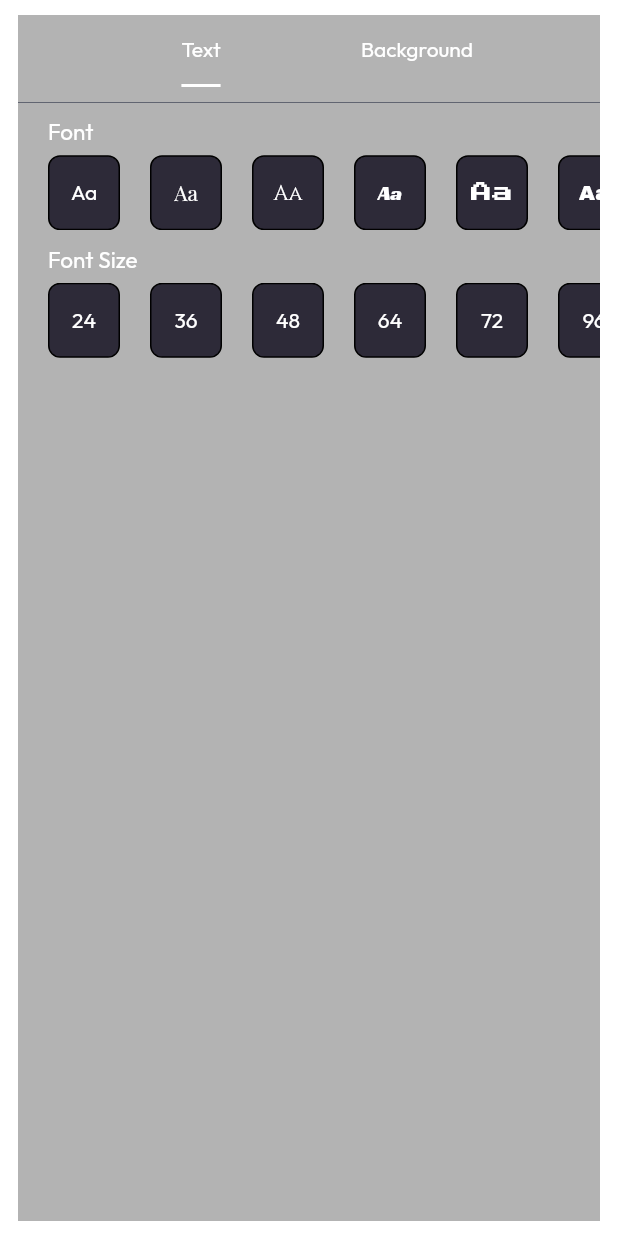
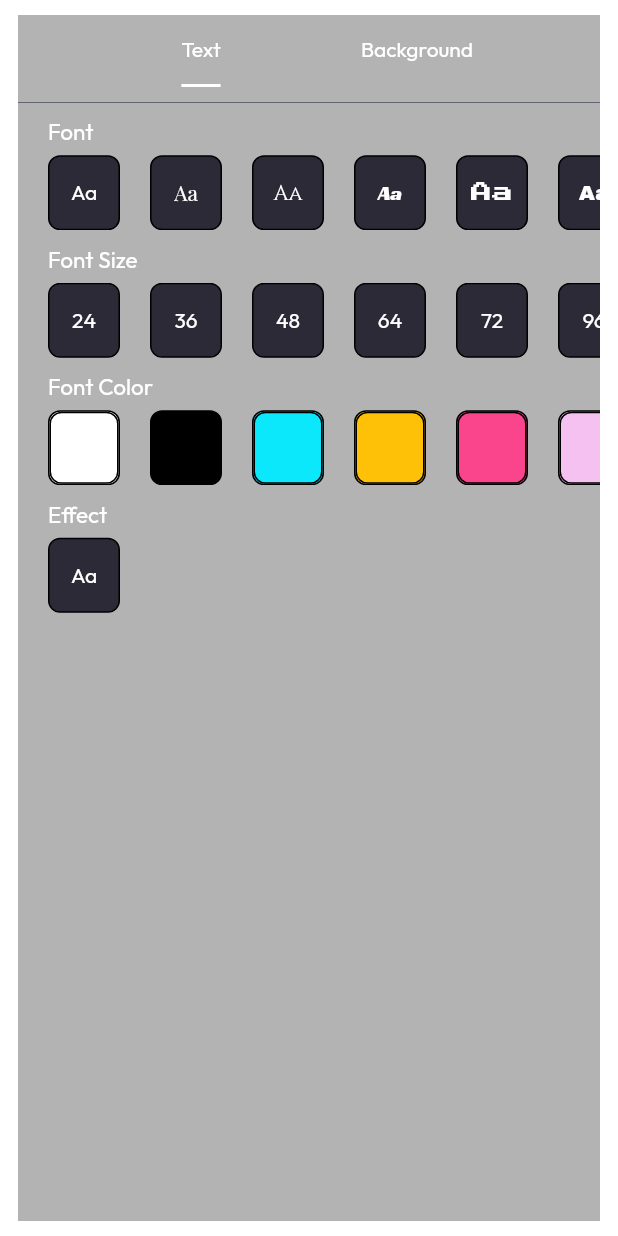
Before and after one commit to BrzhBrzh23/led_banner, a Flutter app: the CustomBottomSheet screen opened directly, on a phone screen of 412 x 824 dp. Run offline on Flutter 3.47's test engine with Material 2 defaults, Android fonts, the light colour scheme and no system bars; our stand-ins replace auto_route, get, google_fonts; project files that could hold a hidden picture were left out.

Commit message:
Added Neon effect Button

```diff
--- a/lib/home/app_home.dart
+++ b/lib/home/app_home.dart
@@ -1,7 +1,6 @@
 import 'package:flutter/material.dart';
 
 import 'package:auto_route/auto_route.dart';
-import 'package:led_banner/home/banner/bottom_sheet_widget.dart';
 import 'package:led_banner/routes/router.gr.dart';
 import 'package:get/get.dart';
 
--- a/lib/home/banner/bottom_sheet_widget.dart
+++ /dev/null
@@ -1,151 +0,0 @@
-import 'package:flutter/material.dart';
-import 'package:get/get.dart';
-import 'package:google_fonts/google_fonts.dart';
-import 'package:led_banner/home/banner/font_button_widget.dart';
-import 'package:led_banner/home/banner/fontsize_button_widget.dart';
-import 'package:led_banner/home/controllers/editor_controller.dart';
-
-class CustomBottomSheet extends StatelessWidget {
-  EditorController editorController = Get.put(EditorController());
-
-
-
-  CustomBottomSheet({
-    Key? key,
-  }) : super(key: key);
-
-  @override
-  Widget build(BuildContext context) {
-
-
-      return Container(
-          color: const Color.fromRGBO(0, 0, 0, 0),
-          height: MediaQuery.of(context).size.height / 2.1,
-          width: MediaQuery.of(context).size.width,
-          child: DefaultTabController(
-            length: 2,
-            child: Padding(
-              padding: const EdgeInsets.symmetric(vertical: 10, horizontal: 12),
-              child: Scaffold(
-                  resizeToAvoidBottomInset: true,
-                  appBar: TabBar(
-                    indicatorColor: Colors.white,
-                    indicatorSize: TabBarIndicatorSize.label,
-                    padding: EdgeInsets.symmetric(horizontal: 50),
-                    tabs: [
-                      Tab(
-                        child: Text(
-                          'Text',
-                          style: GoogleFonts.outfit(color: Colors.white),
-                        ),
-                      ),
-                      Tab(
-                        child: Text(
-                          'Background',
-                          style: GoogleFonts.outfit(color: Colors.white),
-                        ),
-                      ),
-                    ],
-                  ),
-                  backgroundColor: Color.fromRGBO(0, 0, 0, .3),
-                  body: Padding(
-                    padding: const EdgeInsets.only(top: 10),
-                    child: Container(
-                      decoration: const BoxDecoration(
-                          border: Border(
-                              top: BorderSide(
-                                  color: Color.fromRGBO(69, 75, 91, 1),
-                                  width: .5))),
-                      child: TabBarView(
-                        children: <Widget>[
-                          SingleChildScrollView(
-                              child: Column(
-                            children: <Widget>[
-                              Padding(
-                                padding: const EdgeInsets.only(
-                                    left: 20, top: 10, bottom: 6),
-                                child: Align(
-                                    alignment: Alignment.centerLeft,
-                                    child: Text('Font',
-                                        style: GoogleFonts.outfit(
-                                            fontSize: 15,
-                                            color: Colors.white))),
-                              ),
-                              Container(
-                                height: 50,
-                                child: ListView.builder(
-                                  itemCount: fontbuttons.length,
-                                  itemBuilder: ((context, index) =>
-                                      FontButtonTile(
-                                          name: fontbuttons[index].name,
-                                          fontFamily: fontbuttons[index].fontFamily,)),
-                                  scrollDirection: Axis.horizontal,
-                                  shrinkWrap: true,
-                                ),
-                              ),
-                              Padding(
-                                padding: const EdgeInsets.only(
-                                    left: 20, top: 10, bottom: 6),
-                                child: Align(
-                                    alignment: Alignment.centerLeft,
-                                    child: Text('Font Size',
-                                        style: GoogleFonts.outfit(
-                                            fontSize: 15,
-                                            color: Colors.white))),
-                              ),
-                              Container(
-                                height: 50,
-                                child: ListView.builder(
-                                  itemCount: fontSizeButtons.length,
-                                  itemBuilder: ((context, index) =>
-                                        FontSizeButtonTile(
-                                          name: fontSizeButtons[index].name,
-                                          size: fontSizeButtons[index].size,
-                                        )),
-                                  scrollDirection: Axis.horizontal,
-                                  shrinkWrap: true,
-                                ),
-                              ),
-                            ],
-                          )),
-                          Column(
-                            children: <Widget>[
-                              Text(
-                                'the second tab view',
-                                style: TextStyle(fontSize: 24),
-                              ),
-                              SizedBox(height: 26),
-                              Container(
-                                  height: 73,
-                                  width: MediaQuery.of(context).size.width - 24,
-                                  decoration: BoxDecoration(
-                                      borderRadius: BorderRadius.circular(5),
-                                      border: Border.all(
-                                          width: 0.5, color: Colors.redAccent)),
-                                  child: Align(
-                                    alignment: Alignment.center,
-                                    child: TextField(
-                                      maxLength: 30,
-                                      enableInteractiveSelection: false,
-                                      keyboardType: TextInputType.number,
-                                      style: TextStyle(height: 1.6),
-                                      cursorColor: Colors.green[800],
-                                      textAlign: TextAlign.center,
-                                      autofocus: false,
-                                      decoration: InputDecoration(
-                                        border: InputBorder.none,
-                                        hintText: 'Credit',
-                                        counterText: "",
-                                      ),
-                                    ),
-                                  )),
-                            ],
-                          )
-                        ],
-                      ),
-                    ),
-                  )),
-            ),
-          ));
-    }
-  }
--- /dev/null
+++ b/lib/home/banner/widgets/bottom_sheet_widget.dart
@@ -0,0 +1,192 @@
+import 'package:flutter/material.dart';
+import 'package:get/get.dart';
+import 'package:google_fonts/google_fonts.dart';
+import 'package:led_banner/home/banner/widgets/color_button_widget.dart';
+import 'package:led_banner/home/banner/widgets/font_button_widget.dart';
+import 'package:led_banner/home/banner/widgets/fontsize_button_widget.dart';
+import 'package:led_banner/home/banner/widgets/shadows_button_widget.dart';
+import 'package:led_banner/home/controllers/editor_controller.dart';
+
+class CustomBottomSheet extends StatelessWidget {
+  EditorController editorController = Get.put(EditorController());
+
+  CustomBottomSheet({
+    Key? key,
+  }) : super(key: key);
+
+  @override
+  Widget build(BuildContext context) {
+    return Container(
+        color: const Color.fromRGBO(0, 0, 0, 0),
+        height: MediaQuery.of(context).size.height / 2.1,
+        width: MediaQuery.of(context).size.width,
+        child: DefaultTabController(
+          length: 2,
+          child: Padding(
+            padding: const EdgeInsets.symmetric(vertical: 10, horizontal: 12),
+            child: Scaffold(
+                resizeToAvoidBottomInset: true,
+                appBar: TabBar(
+                  indicatorColor: Colors.white,
+                  indicatorSize: TabBarIndicatorSize.label,
+                  padding: EdgeInsets.symmetric(horizontal: 50),
+                  tabs: [
+                    Tab(
+                      child: Text(
+                        'Text',
+                        style: GoogleFonts.outfit(color: Colors.white),
+                      ),
+                    ),
+                    Tab(
+                      child: Text(
+                        'Background',
+                        style: GoogleFonts.outfit(color: Colors.white),
+                      ),
+                    ),
+                  ],
+                ),
+                backgroundColor: Color.fromRGBO(0, 0, 0, .3),
+                body: Padding(
+                  padding: const EdgeInsets.only(top: 10),
+                  child: Container(
+                    decoration: const BoxDecoration(
+                        border: Border(
+                            top: BorderSide(
+                                color: Color.fromRGBO(69, 75, 91, 1),
+                                width: .5))),
+                    child: TabBarView(
+                      children: <Widget>[
+                        SingleChildScrollView(
+                            child: Column(
+                          children: <Widget>[
+                            Padding(
+                              padding: const EdgeInsets.only(
+                                  left: 20, top: 10, bottom: 6),
+                              child: Align(
+                                  alignment: Alignment.centerLeft,
+                                  child: Text('Font',
+                                      style: GoogleFonts.outfit(
+                                          fontSize: 15, color: Colors.white))),
+                            ),
+                            Container(
+                              height: 50,
+                              child: ListView.builder(
+                                itemCount: fontbuttons.length,
+                                itemBuilder: ((context, index) =>
+                                    FontButtonTile(
+                                      name: fontbuttons[index].name,
+                                      fontFamily: fontbuttons[index].fontFamily,
+                                    )),
+                                scrollDirection: Axis.horizontal,
+                                shrinkWrap: true,
+                              ),
+                            ),
+                            Padding(
+                              padding: const EdgeInsets.only(
+                                  left: 20, top: 10, bottom: 6),
+                              child: Align(
+                                  alignment: Alignment.centerLeft,
+                                  child: Text('Font Size',
+                                      style: GoogleFonts.outfit(
+                                          fontSize: 15, color: Colors.white))),
+                            ),
+                            Container(
+                              height: 50,
+                              child: ListView.builder(
+                                itemCount: fontSizeButtons.length,
+                                itemBuilder: ((context, index) =>
+                                    FontSizeButtonTile(
+                                      name: fontSizeButtons[index].name,
+                                      size: fontSizeButtons[index].size,
+                                    )),
+                                scrollDirection: Axis.horizontal,
+                                shrinkWrap: true,
+                              ),
+                            ),
+                            Padding(
+                              padding: const EdgeInsets.only(
+                                  left: 20, top: 10, bottom: 6),
+                              child: Align(
+                                  alignment: Alignment.centerLeft,
+                                  child: Text('Font Color',
+                                      style: GoogleFonts.outfit(
+                                          fontSize: 15, color: Colors.white))),
+                            ),
+                            Container(
+                              height: 50,
+                              child: ListView.builder(
+                                itemCount: colorButtons.length,
+                                itemBuilder: ((context, index) =>
+                                    ColorButtonTile(
+                                      color: colorButtons[index].color,
+                                    )),
+                                scrollDirection: Axis.horizontal,
+                                shrinkWrap: true,
+                              ),
+                            ),
+                            Padding(
+                              padding: const EdgeInsets.only(
+                                  left: 20, top: 10, bottom: 6),
+                              child: Align(
+                                  alignment: Alignment.centerLeft,
+                                  child: Text('Effect',
+                                      style: GoogleFonts.outfit(
+                                          fontSize: 15, color: Colors.white))),
+                            ),
+                            Container(
+                              alignment: Alignment.centerLeft,
+                              height: 50,
+                              child: ListView.builder(
+                                itemCount: shadowButtons.length,
+                                itemBuilder: ((context, index) =>
+                                    ShadowButtonTile(
+                                      shadows: shadowButtons[index].shadows,
+                                      name: shadowButtons[index].name,
+                                    )),
+                                scrollDirection: Axis.horizontal,
+                                shrinkWrap: true,
+                              ),
+                            ),
+                          ],
+                        )),
+                        Column(
+                          children: <Widget>[
+                            Text(
+                              'the second tab view',
+                              style: TextStyle(fontSize: 24),
+                            ),
+                            SizedBox(height: 26),
+                            Container(
+                                height: 73,
+                                width: MediaQuery.of(context).size.width - 24,
+                                decoration: BoxDecoration(
+                                    borderRadius: BorderRadius.circular(5),
+                                    border: Border.all(
+                                        width: 0.5, color: Colors.redAccent)),
+                                child: Align(
+                                  alignment: Alignment.center,
+                                  child: TextField(
+                                    maxLength: 30,
+                                    enableInteractiveSelection: false,
+                                    keyboardType: TextInputType.number,
+                                    style: TextStyle(height: 1.6),
+                                    cursorColor: Colors.green[800],
+                                    textAlign: TextAlign.center,
+                                    autofocus: false,
+                                    decoration: InputDecoration(
+                                      border: InputBorder.none,
+                                      hintText: 'Credit',
+                                      counterText: "",
+                                    ),
+                                  ),
+                                )),
+                          ],
+                        )
+                      ],
+                    ),
+                  ),
+                )),
+          ),
+        ));
+  }
+}
--- /dev/null
+++ b/lib/home/banner/widgets/color_button_widget.dart
@@ -0,0 +1,58 @@
+import 'package:flutter/material.dart';
+import 'package:get/get.dart';
+import 'package:google_fonts/google_fonts.dart';
+import 'package:led_banner/home/controllers/editor_controller.dart';
+
+class ColorButton {
+  ColorButton(this.color);
+
+  final Color color;
+}
+
+final List<ColorButton> colorButtons = [
+  ColorButton(Colors.white),
+  ColorButton(Colors.black),
+  ColorButton(Color.fromRGBO(11, 231, 251, 1)),
+  ColorButton(Colors.amber),
+  ColorButton(Color.fromRGBO(250, 68, 140, 1)),
+  ColorButton(Color.fromRGBO(245, 193, 240, 1)),
+  ColorButton(Color.fromRGBO(233, 83, 218, 1)),
+  ColorButton(Color.fromRGBO(76, 68, 207, 1)),
+  ColorButton(Color.fromRGBO(112, 255, 0, 1)),
+];
+
+class ColorButtonTile extends StatelessWidget {
+  EditorController editorController = Get.put(EditorController());
+
+  final Color color;
+
+  ColorButtonTile({
+    Key? key,
+    required this.color,
+  }) : super(key: key);
+
+  @override
+  Widget build(BuildContext context) {
+    return Padding(
+      padding: const EdgeInsets.only(left: 20),
+      child: Container(
+          height: 48,
+          width: 48,
+          decoration: BoxDecoration(
+              borderRadius: BorderRadius.circular(8),
+              border: Border.all(),
+              color: color),
+          child: GestureDetector(
+              onTap: () {
+                editorController.makeFontColor(color);
+              },
+              child: Container(
+                decoration: BoxDecoration(
+                    borderRadius: BorderRadius.circular(8),
+                    border: Border.all(),
+                    color: color),
+
+              ))),
+    );
+  }
+}
--- /dev/null
+++ b/lib/home/banner/widgets/shadows_button_widget.dart
@@ -0,0 +1,53 @@
+import 'package:flutter/material.dart';
+import 'package:get/get.dart';
+import 'package:google_fonts/google_fonts.dart';
+import 'package:led_banner/home/controllers/editor_controller.dart';
+
+class ShadowButton {
+  ShadowButton(this.shadows, this.name);
+
+  final List<BoxShadow> shadows;
+  final String name;
+}
+
+final List<ShadowButton> shadowButtons = [
+  ShadowButton([
+    BoxShadow(
+      color: Get.find<EditorController>().fontStyle.value.color!,
+      blurRadius: 30,
+    )
+  ], 'Aa'),
+];
+
+class ShadowButtonTile extends StatelessWidget {
+  EditorController editorController = Get.put(EditorController());
+
+  final List<BoxShadow> shadows;
+  final String name;
+
+  ShadowButtonTile({
+    Key? key,
+    required this.shadows,
+    required this.name,
+  }) : super(key: key);
+
+  @override
+  Widget build(BuildContext context) {
+    return Padding(
+        padding: const EdgeInsets.only(left: 20),
+        child: Container(
+            height: 48,
+            width: 48,
+            decoration: BoxDecoration(
+              borderRadius: BorderRadius.circular(8),
+              border: Border.all(),
+              color: Color.fromRGBO(45, 42, 56, 1),
+            ),
+            child: TextButton(
+                onPressed: () {
+                  editorController.makeShadows(shadows);
+                },
+                child: Text(name,
+                    style: GoogleFonts.outfit(color: Colors.white)))));
+  }
+}
--- a/lib/home/controllers/editor_controller.dart
+++ b/lib/home/controllers/editor_controller.dart
@@ -1,27 +1,37 @@
+import 'dart:math';
+
 import 'package:flutter/material.dart';
 import 'package:get/get.dart';
 import 'package:google_fonts/google_fonts.dart';
 
 class CustomTextStyle extends TextStyle {
-  CustomTextStyle({this.color = Colors.white, this.fontWeight, this.fontSize, this.fontFamily})
+  CustomTextStyle(
+      {this.color = Colors.white,
+      this.fontWeight,
+      this.fontSize,
+      this.fontFamily,
+      this.shadows})
       : super(
           color: color,
           fontWeight: fontWeight,
           fontSize: fontSize,
           fontFamily: fontFamily,
+          shadows: shadows,
         );
 
   Color? color;
   FontWeight? fontWeight;
   double? fontSize;
   String? fontFamily;
+  List<BoxShadow>? shadows;
 }
 
 class EditorController extends GetxController {
   var text = ''.obs;
   var fontStyle = CustomTextStyle().obs;
+  var isNeon = false.obs;
 
-  makeFontFamily(String family){
+  makeFontFamily(String family) {
     fontStyle.value.fontFamily = family;
     update();
     print(fontStyle.value.fontFamily);
@@ -33,4 +43,33 @@ class EditorController extends GetxController {
     print(fontStyle.value.fontSize);
   }
 
+  makeFontColor(Color color) {
+    if (isNeon.value == false) {
+      fontStyle.value.color = color;
+    } else {
+      fontStyle.value.color = color;
+      fontStyle.value.shadows = [
+        BoxShadow(color: fontStyle.value.color!, blurRadius: 30)
+      ];
+      update();
+    }
+
+    update();
+    print(fontStyle.value.color);
+  }
+
+  makeShadows(List<BoxShadow> shadows) {
+    if (isNeon.value == false) {
+      isNeon.value = true;
+      fontStyle.value.shadows = [
+        BoxShadow(color: fontStyle.value.color!, blurRadius: 30)
+      ];
+    } else {
+      fontStyle.value.shadows = [];
+      isNeon.value = false;
+    }
+
+    update();
+    print(fontStyle.value.shadows);
+  }
 }
--- a/lib/home/templates/templates_screen.dart
+++ b/lib/home/templates/templates_screen.dart
@@ -16,7 +16,8 @@ class TemplatesScreen extends StatelessWidget {
         centerTitle: true,
         title: Text(
           'Templates',
-          style: GoogleFonts.outfit(fontSize: 22),
+          style: GoogleFonts.outfit(fontSize: 22, color: Colors.white),
+
         ),
         elevation: 0,
         backgroundColor: Colors.transparent,
```
Also changed, not shown: lib/home/banner/editor_screen.dart (+4 -4 lines), pubspec.yaml (+4 -4 lines), lib/home/banner/widgets/font_button_widget.dart (renamed from lib/home/banner/font_button_widget.dart), lib/home/banner/widgets/fontsize_button_widget.dart (renamed from lib/home/banner/fontsize_button_widget.dart).
